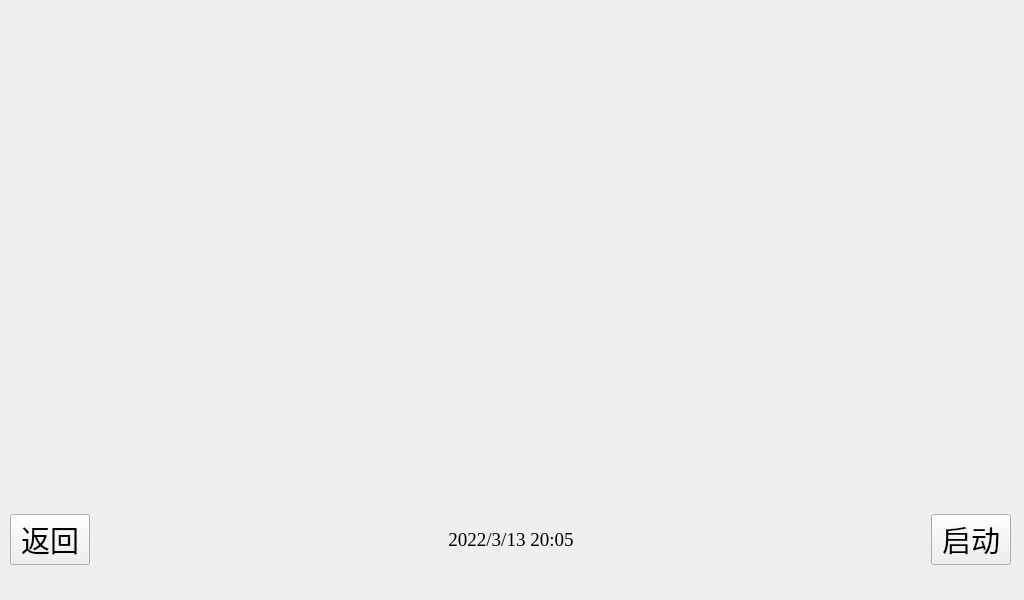
Above: design/design.ui from zhouhao-python/Intelligrnt-Wheelchair-Gui before the change. Below: the same form after it.
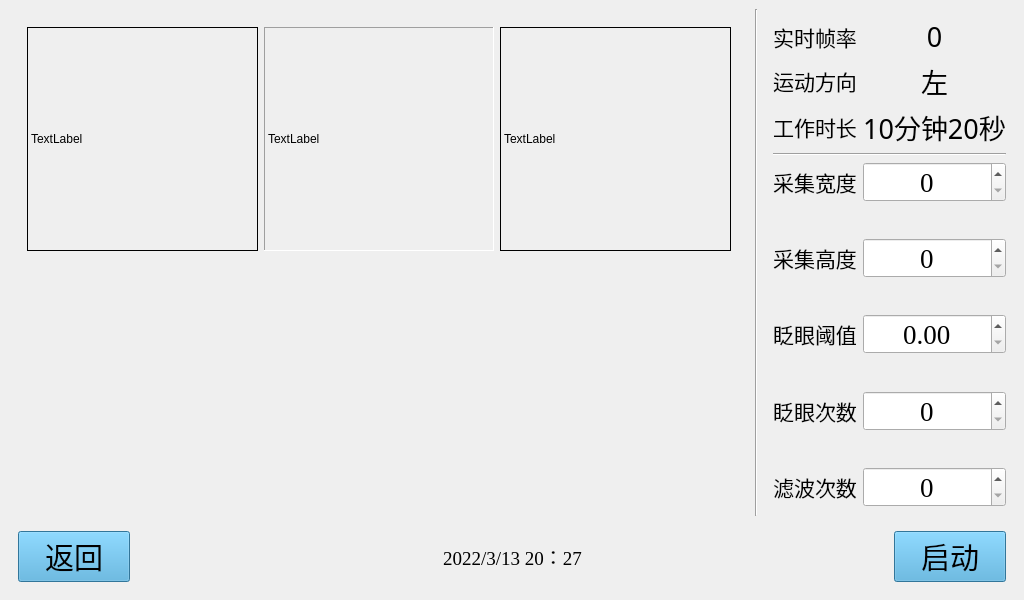
That is the form after the change. The open tabs and pages were chosen to show the change. Icons and pictures are not drawn. Custom widgets are drawn as their Qt base class.

Patch:
```diff
--- a/design/design.ui
+++ b/design/design.ui
@@ -10,6 +10,12 @@
     <height>600</height>
    </rect>
   </property>
+  <property name="maximumSize">
+   <size>
+    <width>1024</width>
+    <height>600</height>
+   </size>
+  </property>
   <property name="windowTitle">
    <string>StackedWidget</string>
   </property>
@@ -190,88 +196,606 @@
    </layout>
   </widget>
   <widget class="QWidget" name="page_2">
-   <widget class="QWidget" name="widget_3" native="true">
-    <property name="geometry">
-     <rect>
-      <x>10</x>
-      <y>500</y>
-      <width>1001</width>
-      <height>79</height>
-     </rect>
-    </property>
-    <layout class="QGridLayout" name="gridLayout_5">
-     <item row="0" column="4">
-      <widget class="QPushButton" name="labstart">
-       <property name="font">
-        <font>
-         <family>Microsoft YaHei</family>
-         <pointsize>22</pointsize>
-        </font>
-       </property>
-       <property name="text">
-        <string>启动</string>
-       </property>
-      </widget>
-     </item>
-     <item row="0" column="0">
-      <widget class="QPushButton" name="labreturn">
-       <property name="font">
-        <font>
-         <family>Microsoft YaHei</family>
-         <pointsize>22</pointsize>
-        </font>
-       </property>
-       <property name="text">
-        <string>返回</string>
-       </property>
-      </widget>
-     </item>
-     <item row="0" column="2">
-      <widget class="QLabel" name="labtime_2">
-       <property name="font">
-        <font>
-         <family>Times New Roman</family>
-         <pointsize>14</pointsize>
-        </font>
-       </property>
-       <property name="text">
-        <string>2022/3/13 20:05</string>
-       </property>
-       <property name="alignment">
-        <set>Qt::AlignCenter</set>
-       </property>
-      </widget>
-     </item>
-     <item row="0" column="1">
-      <spacer name="horizontalSpacer_4">
-       <property name="orientation">
-        <enum>Qt::Horizontal</enum>
-       </property>
-       <property name="sizeHint" stdset="0">
-        <size>
-         <width>40</width>
-         <height>20</height>
-        </size>
-       </property>
-      </spacer>
-     </item>
-     <item row="0" column="3">
-      <spacer name="horizontalSpacer_5">
-       <property name="orientation">
-        <enum>Qt::Horizontal</enum>
-       </property>
-       <property name="sizeHint" stdset="0">
-        <size>
-         <width>40</width>
-         <height>20</height>
-        </size>
-       </property>
-      </spacer>
-     </item>
-    </layout>
-   </widget>
+   <property name="maximumSize">
+    <size>
+     <width>1024</width>
+     <height>600</height>
+    </size>
+   </property>
+   <layout class="QGridLayout" name="gridLayout_7">
+    <item row="0" column="1">
+     <widget class="Line" name="line_2">
+      <property name="orientation">
+       <enum>Qt::Vertical</enum>
+      </property>
+     </widget>
+    </item>
+    <item row="1" column="0" colspan="3">
+     <widget class="QWidget" name="widget_3" native="true">
+      <layout class="QGridLayout" name="gridLayout_5">
+       <item row="0" column="0">
+        <widget class="QPushButton" name="btnreturn">
+         <property name="font">
+          <font>
+           <family>Microsoft YaHei</family>
+           <pointsize>22</pointsize>
+          </font>
+         </property>
+         <property name="styleSheet">
+          <string notr="true">background-color: rgb(70, 165, 216);</string>
+         </property>
+         <property name="text">
+          <string>   返回   </string>
+         </property>
+        </widget>
+       </item>
+       <item row="0" column="4">
+        <widget class="QPushButton" name="btnstart">
+         <property name="font">
+          <font>
+           <family>Microsoft YaHei</family>
+           <pointsize>22</pointsize>
+          </font>
+         </property>
+         <property name="styleSheet">
+          <string notr="true">background-color: rgb(70, 165, 216);</string>
+         </property>
+         <property name="text">
+          <string>   启动   </string>
+         </property>
+        </widget>
+       </item>
+       <item row="0" column="1">
+        <spacer name="horizontalSpacer_4">
+         <property name="orientation">
+          <enum>Qt::Horizontal</enum>
+         </property>
+         <property name="sizeHint" stdset="0">
+          <size>
+           <width>40</width>
+           <height>20</height>
+          </size>
+         </property>
+        </spacer>
+       </item>
+       <item row="0" column="3">
+        <spacer name="horizontalSpacer_5">
+         <property name="orientation">
+          <enum>Qt::Horizontal</enum>
+         </property>
+         <property name="sizeHint" stdset="0">
+          <size>
+           <width>40</width>
+           <height>20</height>
+          </size>
+         </property>
+        </spacer>
+       </item>
+       <item row="0" column="2">
+        <widget class="QLabel" name="labtime_2">
+         <property name="font">
+          <font>
+           <family>Times New Roman</family>
+           <pointsize>14</pointsize>
+          </font>
+         </property>
+         <property name="text">
+          <string>2022/3/13 20：27</string>
+         </property>
+        </widget>
+       </item>
+      </layout>
+     </widget>
+    </item>
+    <item row="0" column="2">
+     <widget class="QWidget" name="widget_4" native="true">
+      <layout class="QGridLayout" name="gridLayout_6">
+       <item row="7" column="1">
+        <spacer name="verticalSpacer_5">
+         <property name="orientation">
+          <enum>Qt::Vertical</enum>
+         </property>
+         <property name="sizeHint" stdset="0">
+          <size>
+           <width>20</width>
+           <height>40</height>
+          </size>
+         </property>
+        </spacer>
+       </item>
+       <item row="10" column="1">
+        <widget class="QSpinBox" name="spinBox_3">
+         <property name="font">
+          <font>
+           <family>Times New Roman</family>
+           <pointsize>20</pointsize>
+          </font>
+         </property>
+         <property name="alignment">
+          <set>Qt::AlignCenter</set>
+         </property>
+        </widget>
+       </item>
+       <item row="4" column="1">
+        <widget class="QSpinBox" name="spinBox">
+         <property name="font">
+          <font>
+           <family>Times New Roman</family>
+           <pointsize>20</pointsize>
+          </font>
+         </property>
+         <property name="alignment">
+          <set>Qt::AlignCenter</set>
+         </property>
+        </widget>
+       </item>
+       <item row="9" column="1">
+        <spacer name="verticalSpacer_6">
+         <property name="orientation">
+          <enum>Qt::Vertical</enum>
+         </property>
+         <property name="sizeHint" stdset="0">
+          <size>
+           <width>20</width>
+           <height>40</height>
+          </size>
+         </property>
+        </spacer>
+       </item>
+       <item row="1" column="0">
+        <widget class="QLabel" name="label_5">
+         <property name="font">
+          <font>
+           <family>Microsoft YaHei</family>
+           <pointsize>16</pointsize>
+          </font>
+         </property>
+         <property name="text">
+          <string>运动方向</string>
+         </property>
+         <property name="alignment">
+          <set>Qt::AlignCenter</set>
+         </property>
+        </widget>
+       </item>
+       <item row="0" column="1">
+        <widget class="QLabel" name="label_4">
+         <property name="font">
+          <font>
+           <family>Microsoft YaHei</family>
+           <pointsize>20</pointsize>
+          </font>
+         </property>
+         <property name="text">
+          <string>0</string>
+         </property>
+         <property name="alignment">
+          <set>Qt::AlignCenter</set>
+         </property>
+        </widget>
+       </item>
+       <item row="5" column="0">
+        <spacer name="verticalSpacer_4">
+         <property name="orientation">
+          <enum>Qt::Vertical</enum>
+         </property>
+         <property name="sizeHint" stdset="0">
+          <size>
+           <width>20</width>
+           <height>40</height>
+          </size>
+         </property>
+        </spacer>
+       </item>
+       <item row="8" column="0">
+        <widget class="QLabel" name="label_11">
+         <property name="font">
+          <font>
+           <family>Microsoft YaHei</family>
+           <pointsize>16</pointsize>
+          </font>
+         </property>
+         <property name="text">
+          <string>眨眼阈值</string>
+         </property>
+         <property name="alignment">
+          <set>Qt::AlignCenter</set>
+         </property>
+        </widget>
+       </item>
+       <item row="2" column="0">
+        <widget class="QLabel" name="label_6">
+         <property name="font">
+          <font>
+           <family>Microsoft YaHei</family>
+           <pointsize>16</pointsize>
+          </font>
+         </property>
+         <property name="text">
+          <string>工作时长</string>
+         </property>
+         <property name="alignment">
+          <set>Qt::AlignCenter</set>
+         </property>
+        </widget>
+       </item>
+       <item row="0" column="0">
+        <widget class="QLabel" name="label_2">
+         <property name="font">
+          <font>
+           <family>Microsoft YaHei</family>
+           <pointsize>16</pointsize>
+          </font>
+         </property>
+         <property name="text">
+          <string>实时帧率</string>
+         </property>
+         <property name="alignment">
+          <set>Qt::AlignCenter</set>
+         </property>
+        </widget>
+       </item>
+       <item row="12" column="1">
+        <widget class="QSpinBox" name="spinBox_4">
+         <property name="font">
+          <font>
+           <family>Times New Roman</family>
+           <pointsize>20</pointsize>
+          </font>
+         </property>
+         <property name="alignment">
+          <set>Qt::AlignCenter</set>
+         </property>
+        </widget>
+       </item>
+       <item row="1" column="1">
+        <widget class="QLabel" name="label_7">
+         <property name="font">
+          <font>
+           <family>Microsoft YaHei</family>
+           <pointsize>20</pointsize>
+          </font>
+         </property>
+         <property name="text">
+          <string>左</string>
+         </property>
+         <property name="alignment">
+          <set>Qt::AlignCenter</set>
+         </property>
+        </widget>
+       </item>
+       <item row="4" column="0">
+        <widget class="QLabel" name="label_9">
+         <property name="font">
+          <font>
+           <family>Microsoft YaHei</family>
+           <pointsize>16</pointsize>
+          </font>
+         </property>
+         <property name="text">
+          <string>采集宽度</string>
+         </property>
+         <property name="alignment">
+          <set>Qt::AlignCenter</set>
+         </property>
+        </widget>
+       </item>
+       <item row="6" column="0">
+        <widget class="QLabel" name="label_10">
+         <property name="font">
+          <font>
+           <family>Microsoft YaHei</family>
+           <pointsize>16</pointsize>
+          </font>
+         </property>
+         <property name="text">
+          <string>采集高度</string>
+         </property>
+         <property name="alignment">
+          <set>Qt::AlignCenter</set>
+         </property>
+        </widget>
+       </item>
+       <item row="10" column="0">
+        <widget class="QLabel" name="label_12">
+         <property name="font">
+          <font>
+           <family>Microsoft YaHei</family>
+           <pointsize>16</pointsize>
+          </font>
+         </property>
+         <property name="text">
+          <string>眨眼次数</string>
+         </property>
+         <property name="alignment">
+          <set>Qt::AlignCenter</set>
+         </property>
+        </widget>
+       </item>
+       <item row="2" column="1">
+        <widget class="QLabel" name="label_8">
+         <property name="font">
+          <font>
+           <family>Microsoft YaHei</family>
+           <pointsize>20</pointsize>
+          </font>
+         </property>
+         <property name="text">
+          <string>10分钟20秒</string>
+         </property>
+         <property name="alignment">
+          <set>Qt::AlignCenter</set>
+         </property>
+        </widget>
+       </item>
+       <item row="6" column="1">
+        <widget class="QSpinBox" name="spinBox_2">
+         <property name="font">
+          <font>
+           <family>Times New Roman</family>
+           <pointsize>20</pointsize>
+          </font>
+         </property>
+         <property name="alignment">
+          <set>Qt::AlignCenter</set>
+         </property>
+        </widget>
+       </item>
+       <item row="8" column="1">
+        <widget class="QDoubleSpinBox" name="doubleSpinBox">
+         <property name="font">
+          <font>
+           <family>Times New Roman</family>
+           <pointsize>20</pointsize>
+          </font>
+         </property>
+         <property name="alignment">
+          <set>Qt::AlignCenter</set>
+         </property>
+        </widget>
+       </item>
+       <item row="12" column="0">
+        <widget class="QLabel" name="label_13">
+         <property name="font">
+          <font>
+           <family>Microsoft YaHei</family>
+           <pointsize>16</pointsize>
+          </font>
+         </property>
+         <property name="text">
+          <string>滤波次数</string>
+         </property>
+         <property name="alignment">
+          <set>Qt::AlignCenter</set>
+         </property>
+        </widget>
+       </item>
+       <item row="11" column="1">
+        <spacer name="verticalSpacer_7">
+         <property name="orientation">
+          <enum>Qt::Vertical</enum>
+         </property>
+         <property name="sizeHint" stdset="0">
+          <size>
+           <width>20</width>
+           <height>40</height>
+          </size>
+         </property>
+        </spacer>
+       </item>
+       <item row="3" column="0" colspan="2">
+        <widget class="Line" name="line">
+         <property name="orientation">
+          <enum>Qt::Horizontal</enum>
+         </property>
+        </widget>
+       </item>
+      </layout>
+     </widget>
+    </item>
+    <item row="0" column="0">
+     <widget class="QWidget" name="widget_5" native="true">
+      <layout class="QGridLayout" name="gridLayout_10">
+       <item row="0" column="0">
+        <widget class="QWidget" name="widget_7" native="true">
+         <layout class="QGridLayout" name="gridLayout_9">
+          <item row="0" column="0" rowspan="2">
+           <widget class="QLabel" name="label_21">
+            <property name="frameShape">
+             <enum>QFrame::Panel</enum>
+            </property>
+            <property name="text">
+             <string>TextLabel</string>
+            </property>
+           </widget>
+          </item>
+          <item row="0" column="2" rowspan="2">
+           <widget class="QLabel" name="label_22">
+            <property name="frameShape">
+             <enum>QFrame::Panel</enum>
+            </property>
+            <property name="text">
+             <string>TextLabel</string>
+            </property>
+           </widget>
+          </item>
+          <item row="0" column="1" rowspan="2">
+           <widget class="QLabel" name="label_20">
+            <property name="minimumSize">
+             <size>
+              <width>0</width>
+              <height>200</height>
+             </size>
+            </property>
+            <property name="frameShape">
+             <enum>QFrame::Panel</enum>
+            </property>
+            <property name="frameShadow">
+             <enum>QFrame::Sunken</enum>
+            </property>
+            <property name="text">
+             <string>TextLabel</string>
+            </property>
+           </widget>
+          </item>
+         </layout>
+        </widget>
+       </item>
+       <item row="1" column="0">
+        <widget class="QWidget" name="widget_8" native="true">
+         <layout class="QGridLayout" name="gridLayout_11">
+          <item row="0" column="2">
+           <spacer name="horizontalSpacer_6">
+            <property name="orientation">
+             <enum>Qt::Horizontal</enum>
+            </property>
+            <property name="sizeHint" stdset="0">
+             <size>
+              <width>40</width>
+              <height>20</height>
+             </size>
+            </property>
+           </spacer>
+          </item>
+          <item row="0" column="1">
+           <widget class="QWidget" name="widget_6" native="true">
+            <layout class="QGridLayout" name="gridLayout_8">
+             <item row="2" column="0">
+              <widget class="QLabel" name="label_14">
+               <property name="maximumSize">
+                <size>
+                 <width>84</width>
+                 <height>16777215</height>
+                </size>
+               </property>
+               <property name="text">
+                <string/>
+               </property>
+               <property name="pixmap">
+                <pixmap resource="../res.qrc">:/image/left.png</pixmap>
+               </property>
+               <property name="scaledContents">
+                <bool>true</bool>
+               </property>
+              </widget>
+             </item>
+             <item row="2" column="2">
+              <widget class="QLabel" name="label_15">
+               <property name="maximumSize">
+                <size>
+                 <width>84</width>
+                 <height>16777215</height>
+                </size>
+               </property>
+               <property name="text">
+                <string/>
+               </property>
+               <property name="pixmap">
+                <pixmap resource="../res.qrc">:/image/right.png</pixmap>
+               </property>
+               <property name="scaledContents">
+                <bool>true</bool>
+               </property>
+              </widget>
+             </item>
+             <item row="1" column="0">
+              <widget class="QLabel" name="label_18">
+               <property name="text">
+                <string/>
+               </property>
+              </widget>
+             </item>
+             <item row="0" column="1">
+              <widget class="QLabel" name="label_16">
+               <property name="maximumSize">
+                <size>
+                 <width>84</width>
+                 <height>16777215</height>
+                </size>
+               </property>
+               <property name="text">
+                <string/>
+               </property>
+               <property name="pixmap">
+                <pixmap resource="../res.qrc">:/image/up.png</pixmap>
+               </property>
+               <property name="scaledContents">
+                <bool>true</bool>
+               </property>
+              </widget>
+             </item>
+             <item row="0" column="0">
+              <widget class="QLabel" name="label_23">
+               <property name="maximumSize">
+                <size>
+                 <width>84</width>
+                 <height>16777215</height>
+                </size>
+               </property>
+               <property name="text">
+                <string/>
+               </property>
+              </widget>
+             </item>
+             <item row="0" column="2" rowspan="2">
+              <widget class="QLabel" name="label_19">
+               <property name="maximumSize">
+                <size>
+                 <width>84</width>
+                 <height>16777215</height>
+                </size>
+               </property>
+               <property name="text">
+                <string/>
+               </property>
+              </widget>
+             </item>
+             <item row="2" column="1">
+              <widget class="QLabel" name="label_17">
+               <property name="maximumSize">
+                <size>
+                 <width>84</width>
+                 <height>16777215</height>
+                </size>
+               </property>
+               <property name="text">
+                <string/>
+               </property>
+              </widget>
+             </item>
+            </layout>
+           </widget>
+          </item>
+          <item row="0" column="0">
+           <spacer name="horizontalSpacer_7">
+            <property name="orientation">
+             <enum>Qt::Horizontal</enum>
+            </property>
+            <property name="sizeHint" stdset="0">
+             <size>
+              <width>40</width>
+              <height>20</height>
+             </size>
+            </property>
+           </spacer>
+          </item>
+         </layout>
+        </widget>
+       </item>
+      </layout>
+     </widget>
+    </item>
+   </layout>
   </widget>
  </widget>
+ <customwidgets>
+  <customwidget>
+   <class>Drawlabel</class>
+   <extends>QWidget</extends>
+   <header location="global">drawlabel.h</header>
+   <container>1</container>
+  </customwidget>
+ </customwidgets>
  <resources>
   <include location="../res.qrc"/>
  </resources>
```
Left out of the diff: 11 changed lines with no effect on the pictures.
